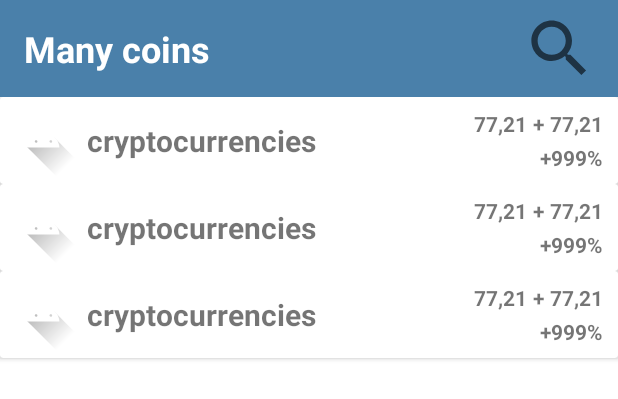
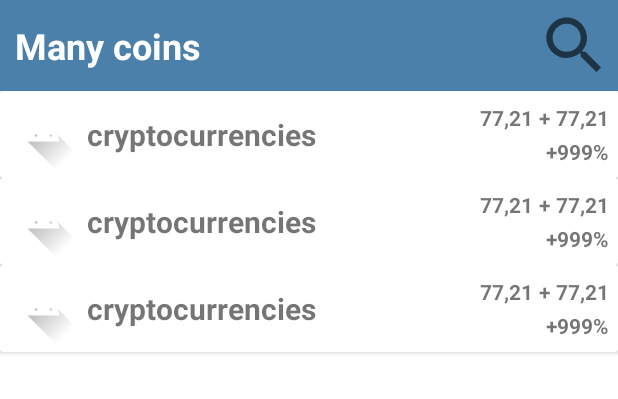
Before and after one commit to KimoTerru/ManyCoins, an Android app: the layout activity_main.xml on its own in the app's theme, with its tools: preview values and no code run, on a phone screen of 412 x 824 dp. Shown: the top 399 px of the screen. Run offline under Robolectric (Android 15) with nearby library versions, the phone set to English and light mode, and no system bars.

Commit message:
Исправление дизайна(более правельные отступы) + правильное отображение цены монеты

```diff
--- a/app/src/main/java/it/kimoterru/manycoins/adapters/CoinAdapter.kt
+++ b/app/src/main/java/it/kimoterru/manycoins/adapters/CoinAdapter.kt
@@ -9,6 +9,7 @@ import androidx.recyclerview.widget.RecyclerView
 import com.bumptech.glide.Glide
 import it.kimoterru.manycoins.R
 import it.kimoterru.manycoins.network.models.Coin
+import java.math.RoundingMode
 
 class CoinAdapter(
     private val data: List<Coin>
@@ -31,7 +32,8 @@ class CoinAdapter(
     override fun onBindViewHolder(holder: ViewHolder, position: Int) {
         val item = data[position]
         holder.name.text = item.name
-        holder.price.text = item.price.toString()
+        holder.price.text =
+            item.price.toBigDecimal().setScale(3, RoundingMode.UP).toDouble().toString()
         holder.symbol.text = item.symbol
         holder.priceChangeCneH.text = item.priceChange1H.toString()
         Glide.with(holder.icon).load(item.icon).into(holder.icon)
--- a/app/src/main/res/layout/activity_main.xml
+++ b/app/src/main/res/layout/activity_main.xml
@@ -31,8 +31,8 @@
             android:layout_width="wrap_content"
             android:layout_height="wrap_content"
             android:text="@string/app_name"
-            android:layout_marginVertical="16sp"
-            android:layout_marginLeft="16sp"
+            android:layout_marginVertical="14sp"
+            android:layout_marginLeft="10sp"
             android:textSize="24sp"
             android:textColor="@color/white"
             android:textStyle="bold"
@@ -46,7 +46,7 @@
             android:layout_width="wrap_content"
             android:layout_height="wrap_content"
             android:src="@drawable/search"
-            android:layout_marginRight="14dp"
+            android:layout_marginRight="4dp"
             app:layout_constraintTop_toTopOf="parent"
             app:layout_constraintRight_toRightOf="parent"
             app:layout_constraintBottom_toBottomOf="parent"
--- a/app/src/main/res/layout/item_coin.xml
+++ b/app/src/main/res/layout/item_coin.xml
@@ -42,7 +42,7 @@
             app:layout_constraintRight_toRightOf="parent"
             app:layout_constraintTop_toTopOf="parent"
             app:layout_constraintBottom_toTopOf="@+id/linear_two"
-            android:layout_marginRight="10dp"
+            android:layout_marginRight="6dp"
             >
             <TextView
                 android:id="@+id/symbol_item"
--- a/app/src/main/res/values/themes.xml
+++ b/app/src/main/res/values/themes.xml
@@ -2,8 +2,8 @@
     <!-- Base application theme. -->
     <style name="Theme.ManyCoins" parent="Theme.MaterialComponents.DayNight.NoActionBar">
         <!-- Primary brand color. -->
-        <item name="colorPrimary">@color/purple_500</item>
-        <item name="colorPrimaryVariant">@color/purple_700</item>
+        <item name="colorPrimary">@color/light_grey_blue_Color</item>
+        <item name="colorPrimaryVariant">@color/light_grey_blue_Color</item>
         <item name="colorOnPrimary">@color/white</item>
         <!-- Secondary brand color. -->
         <item name="colorSecondary">@color/teal_200</item>
```
